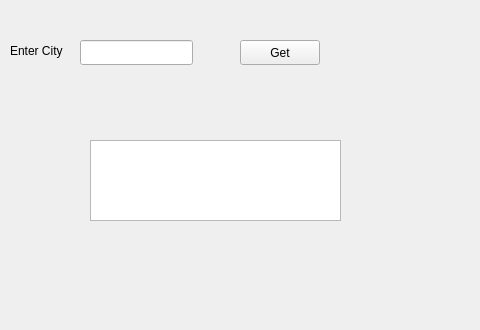
The window that include/mainwindow.ui (novapix/weatherapp) describes before a commit, drawn with Qt 5; both pictures show x 0 to 480 and y 0 to 330 of the 480 by 960 pixel window.
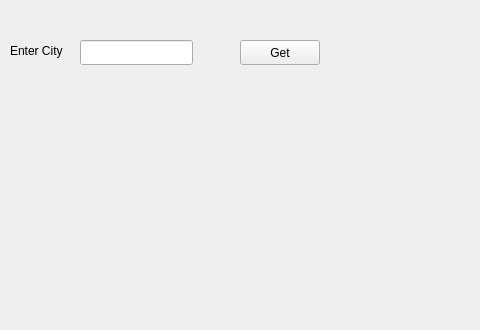
The same window after the commit.

Commit message:
Changes to Text Box
resource file is no longer needed, made LineEdit and TextEdit tranparent and Changed Font ,text size and Color

```diff
--- a/include/mainwindow.ui
+++ b/include/mainwindow.ui
@@ -56,12 +56,16 @@
    <widget class="QTextEdit" name="tempDetailsText">
     <property name="geometry">
      <rect>
-      <x>90</x>
-      <y>140</y>
+      <x>80</x>
+      <y>150</y>
       <width>251</width>
       <height>81</height>
      </rect>
     </property>
+    <property name="styleSheet">
+     <string notr="true">background-color: rgba(255, 255, 255, 0);color: black;
+font: 12pt &quot;Sans Serif&quot;;</string>
+    </property>
     <property name="readOnly">
      <bool>true</bool>
     </property>
@@ -79,6 +83,29 @@
      <string/>
     </property>
    </widget>
+   <widget class="QLineEdit" name="presentLabel">
+    <property name="geometry">
+     <rect>
+      <x>82</x>
+      <y>110</y>
+      <width>251</width>
+      <height>32</height>
+     </rect>
+    </property>
+    <property name="styleSheet">
+     <string notr="true">color: black;
+font: 12pt &quot;Sans Serif&quot;; 
+background: transparent;
+border: 1px solid transparent;
+</string>
+    </property>
+    <property name="alignment">
+     <set>Qt::AlignCenter</set>
+    </property>
+    <property name="readOnly">
+     <bool>true</bool>
+    </property>
+   </widget>
   </widget>
  </widget>
  <resources>
```
Left out of the diff: 4 changed lines with no effect on the pictures. The commit also changes 2 other files.
